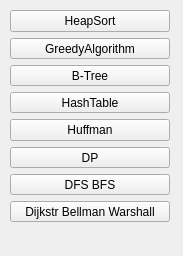
Before: the Qt Designer form mainwindow.ui in dionisiyKD/ADS-Final-Project, drawn with Qt 5.
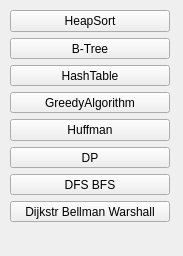
After: the same form once the commit is applied.

What changed in the file:
```diff
--- a/mainwindow.ui
+++ b/mainwindow.ui
@@ -31,13 +31,6 @@
        </property>
       </widget>
      </item>
-     <item>
-      <widget class="QPushButton" name="GreedyAlgButton">
-       <property name="text">
-        <string>GreedyAlgorithm</string>
-       </property>
-      </widget>
-     </item>
      <item>
       <widget class="QPushButton" name="BTreeButton">
        <property name="text">
@@ -52,6 +45,13 @@
        </property>
       </widget>
      </item>
+     <item>
+      <widget class="QPushButton" name="GreedyAlgButton">
+       <property name="text">
+        <string>GreedyAlgorithm</string>
+       </property>
+      </widget>
+     </item>
      <item>
       <widget class="QPushButton" name="HuffmanButton">
        <property name="text">
```
